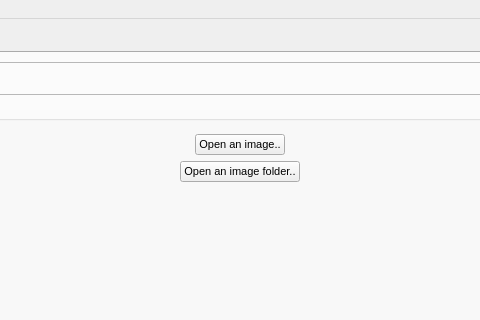
The window that GUI/interface.ui (KameliaBnh/BeeTect) describes before a commit, drawn with Qt 5; both pictures show x 248 to 728 and y 0 to 320 of the 1131 by 844 pixel window.
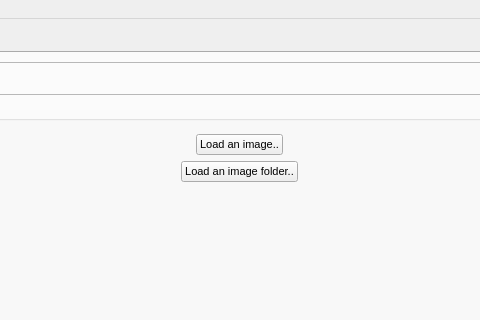
The same window after the commit.

```diff
--- a/GUI/interface.ui
+++ b/GUI/interface.ui
@@ -320,7 +320,7 @@
                  <enum>Qt::LeftToRight</enum>
                 </property>
                 <property name="text">
-                 <string>Open an image..</string>
+                 <string>Load an image..</string>
                 </property>
                </widget>
               </item>
@@ -333,7 +333,7 @@
                  </sizepolicy>
                 </property>
                 <property name="text">
-                 <string>Open an image folder..</string>
+                 <string>Load an image folder..</string>
                 </property>
                </widget>
               </item>
```
Left out of the diff: 6 changed lines with no effect on the pictures.
